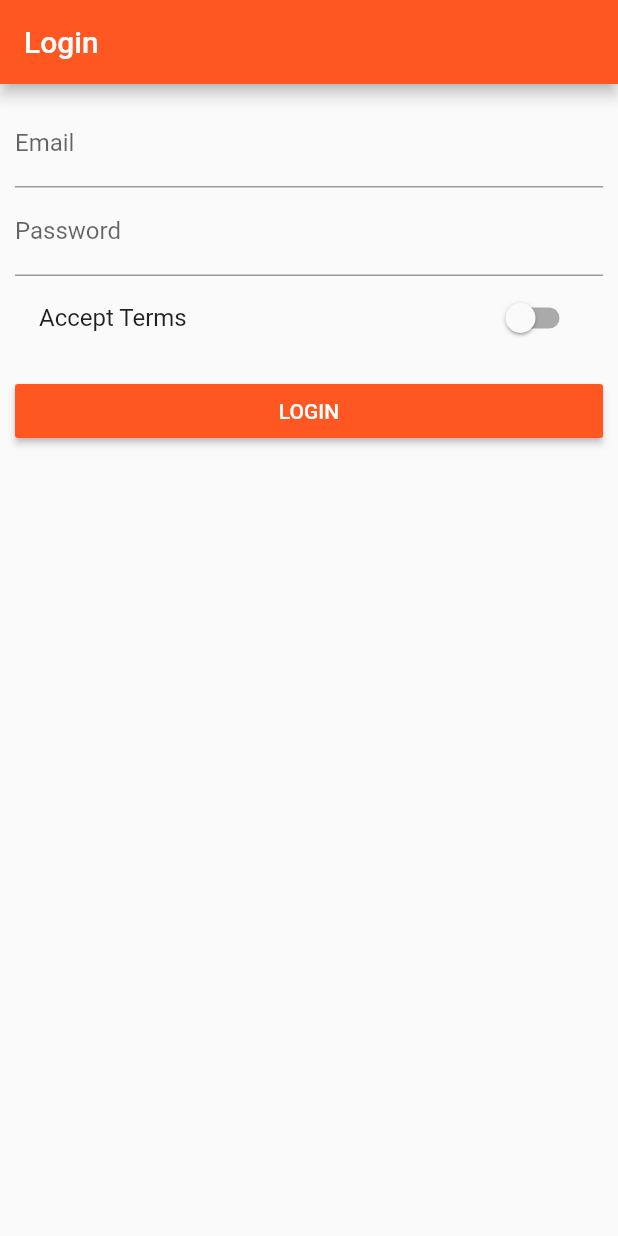
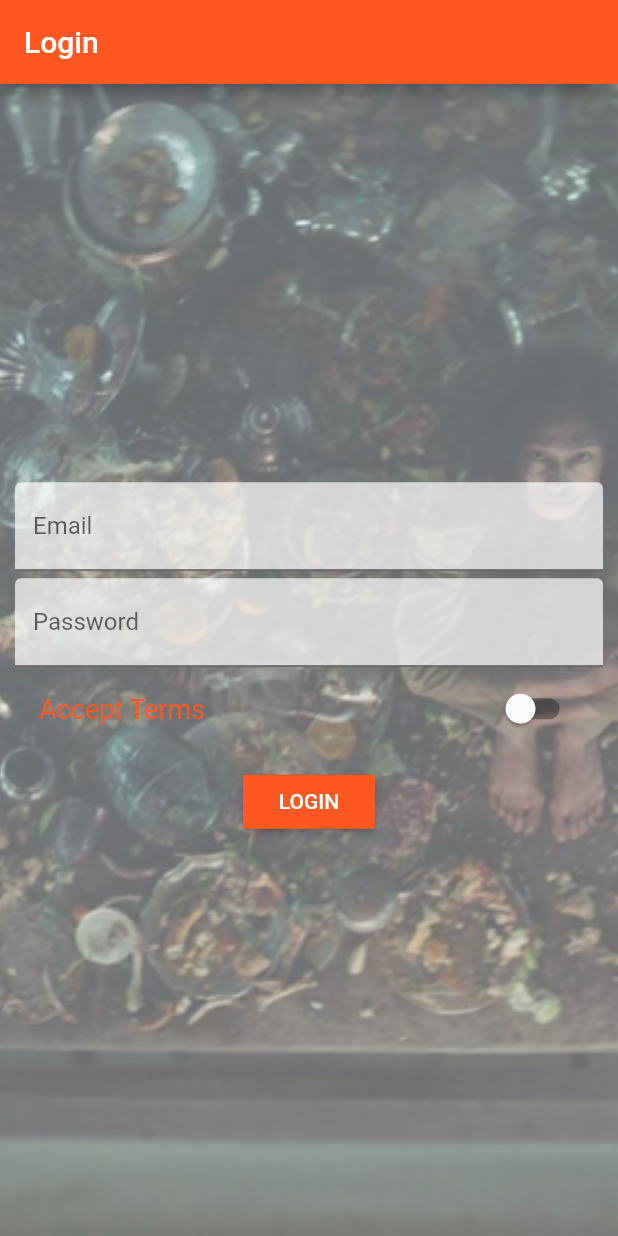
Before and after one commit to allayGerald/flutterPlayground, a Flutter app: the screen it shows after launch, on a phone screen of 412 x 824 dp. Run offline on Flutter 3.47's test engine with Material 2 defaults, Android fonts, the phone set to English and light mode, and no system bars.

Commit message:
Auth page feat background image

```diff
--- a/lib/pages/auth.dart
+++ b/lib/pages/auth.dart
@@ -1,4 +1,5 @@
 import 'package:first_app/pages/products.dart';
+import 'package:flutter/cupertino.dart';
 import 'package:flutter/material.dart';
 
 class AuthPage extends StatefulWidget {
@@ -20,11 +21,23 @@ class _AuthPageState extends State<AuthPage> {
         title: Text('Login'),
       ),
       body: Container(
-          margin: EdgeInsets.all(10.0),
-          child: ListView(
+          decoration: BoxDecoration(
+            image: DecorationImage(
+                image: AssetImage('assets/platform.png'),
+                fit: BoxFit.cover,
+                colorFilter: ColorFilter.mode(
+                    Colors.black.withOpacity(0.6), BlendMode.dstATop)),
+          ),
+          padding: EdgeInsets.all(10.0),
+          child: Center(
+            child: SingleChildScrollView(
+              child: Column(
                 children: <Widget>[
                   TextField(
-                decoration: InputDecoration(labelText: 'Email'),
+                    decoration: InputDecoration(
+                        labelText: 'Email',
+                        filled: true,
+                        fillColor: Colors.white70),
                     keyboardType: TextInputType.emailAddress,
                     onChanged: (String value) {
                       setState(() {
@@ -32,8 +45,14 @@ class _AuthPageState extends State<AuthPage> {
                       });
                     },
                   ),
+                  SizedBox(
+                    height: 5,
+                  ),
                   TextField(
-                decoration: InputDecoration(labelText: 'Password'),
+                    decoration: InputDecoration(
+                        labelText: 'Password',
+                        filled: true,
+                        fillColor: Colors.white70),
                     obscureText: true,
                     onChanged: (String value) {
                       setState(() {
@@ -42,7 +61,13 @@ class _AuthPageState extends State<AuthPage> {
                     },
                   ),
                   SwitchListTile(
-                title: Text('Accept Terms'),
+                    title: Text(
+                      'Accept Terms',
+                      style: TextStyle(
+                        fontSize: 18,
+                        color: Theme.of(context).primaryColor,
+                      ),
+                    ),
                     value: _acceptTerms,
                     onChanged: (bool value) {
                       setState(() {
@@ -62,6 +87,8 @@ class _AuthPageState extends State<AuthPage> {
                     child: Text('LOGIN'),
                   ),
                 ],
+              ),
+            ),
           )),
     );
   }
```
Lines whose indentation alone changed are shown as unchanged.
